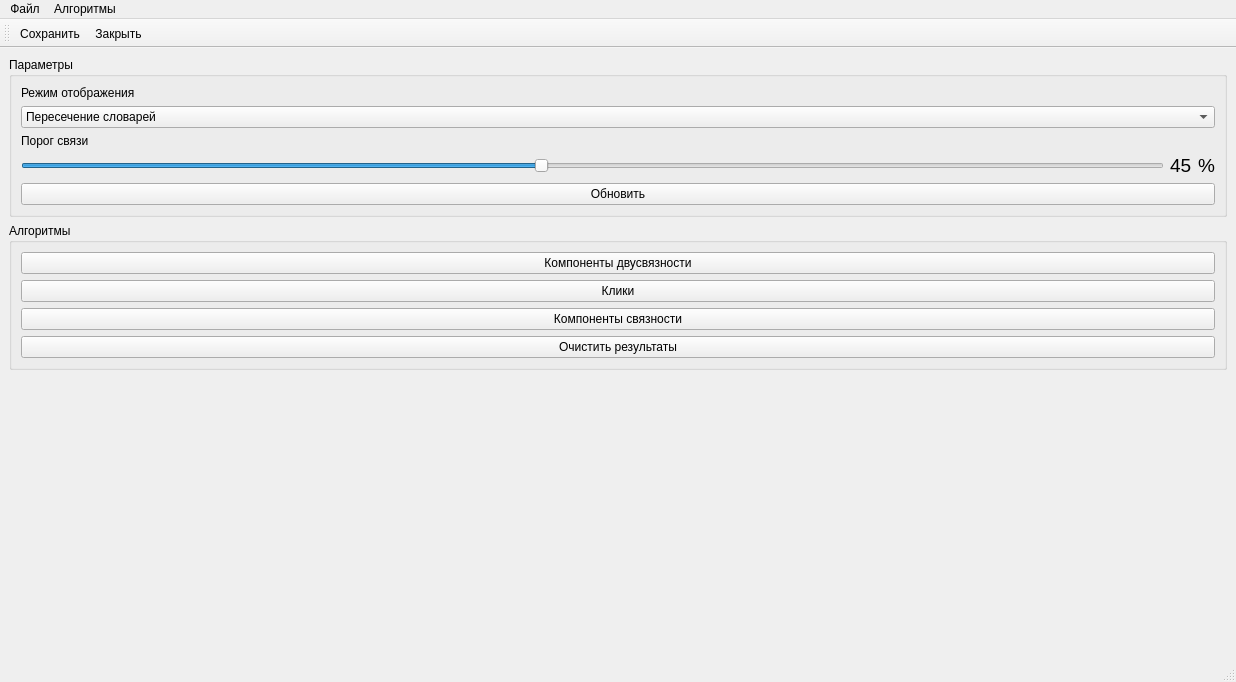
This is ui/graphwindow.ui in moevm/nosql1h19-text-graph as Qt 5 draws it before an edit. The edited form follows.
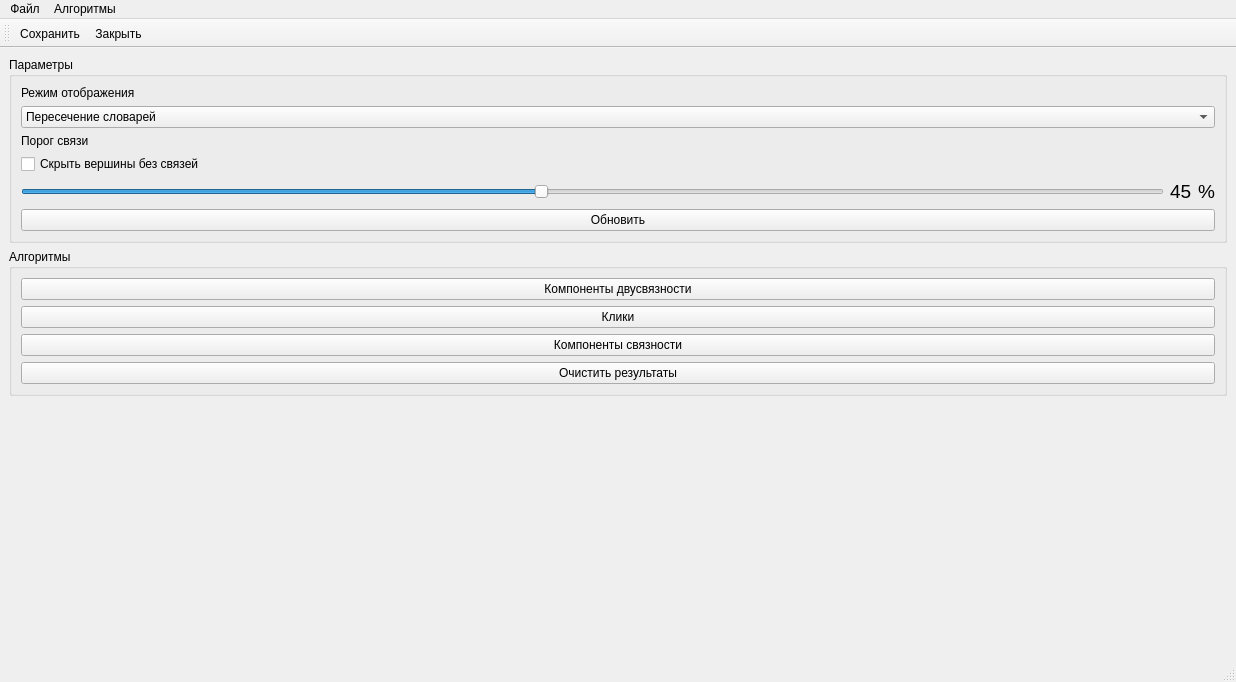
This is the edited form. Icons and pictures are not drawn.

Diff of the .ui file:
```diff
--- a/ui/graphwindow.ui
+++ b/ui/graphwindow.ui
@@ -57,6 +57,13 @@
            </property>
           </widget>
          </item>
+         <item>
+          <widget class="QCheckBox" name="checkBox">
+           <property name="text">
+            <string>Скрыть вершины без связей</string>
+           </property>
+          </widget>
+         </item>
          <item>
           <layout class="QHBoxLayout" name="horizontalLayout_13">
            <item>
```
Left out of the diff: 2 changed lines with no effect on the pictures.
